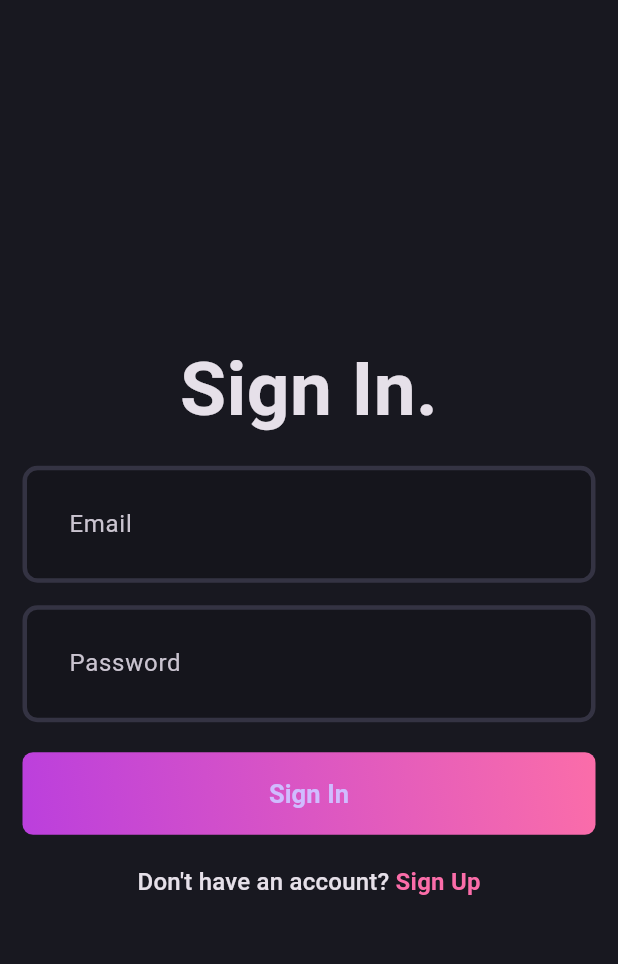
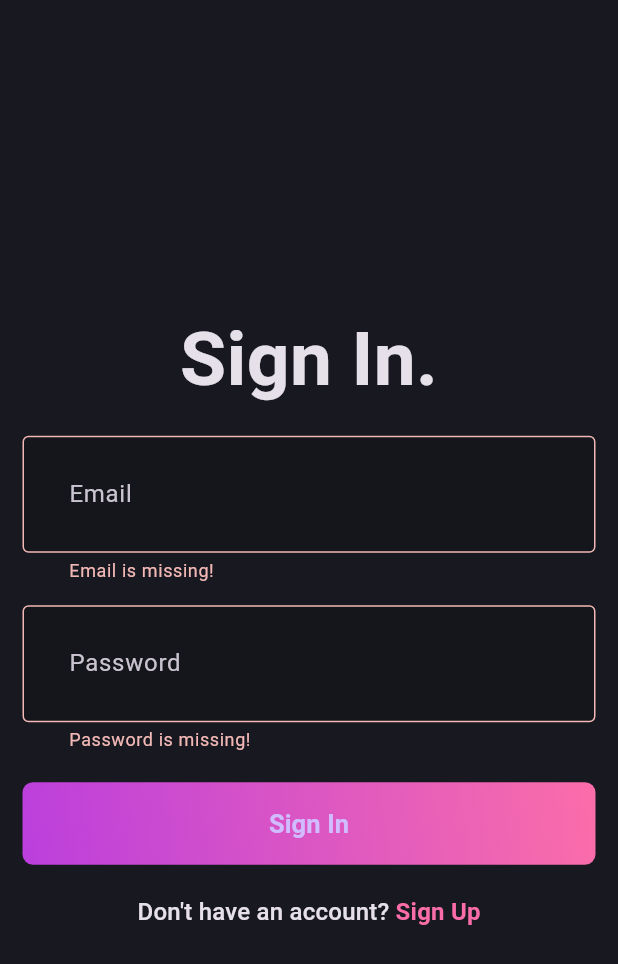
Before and after one commit to kushaalchallani/blogapp, a Flutter app: the screen it shows after launch, after a tap on "Sign In", on a phone screen of 412 x 824 dp. Shown: the top 964 px of the screen. Run offline on Flutter 3.47's test engine with Material 3 defaults, Android fonts, the phone set to English and light mode, and no system bars; our stand-ins replace flutter_bloc, fpdart, get_it, supabase_flutter; accounts and stored records are empty.

Commit message:
[Added] User login function

```diff
--- /dev/null
+++ b/lib/features/auth/domain/usecases/user_login.dart
@@ -0,0 +1,23 @@
+import 'package:blogapp/core/error/failures.dart';
+import 'package:blogapp/core/usercase/usecase.dart';
+import 'package:blogapp/features/auth/domain/entities/user.dart';
+import 'package:blogapp/features/auth/domain/repository/auth_repository.dart';
+import "package:fpdart/fpdart.dart";
+
+class UserLogin implements Usecase<User, UserLoginParams> {
+  final AuthRepository authRepository;
+  const UserLogin(this.authRepository);
+  @override
+  Future<Either<Failure, User>> call(UserLoginParams params) async {
+    return await authRepository.loginWithEmailPassword(
+      email: params.email,
+      password: params.password,
+    );
+  }
+}
+
+class UserLoginParams {
+  final String email;
+  final String password;
+  UserLoginParams({required this.email, required this.password});
+}
--- a/lib/features/auth/presentation/bloc/auth_bloc.dart
+++ b/lib/features/auth/presentation/bloc/auth_bloc.dart
@@ -1,4 +1,5 @@
 import 'package:blogapp/features/auth/domain/entities/user.dart';
+import 'package:blogapp/features/auth/domain/usecases/user_login.dart';
 import 'package:blogapp/features/auth/domain/usecases/user_sign_up.dart';
 import 'package:flutter/material.dart';
 import 'package:flutter_bloc/flutter_bloc.dart';
@@ -8,11 +9,17 @@ part 'auth_state.dart';
 
 class AuthBloc extends Bloc<AuthEvent, AuthState> {
   final UserSignUp _userSignUp;
+  final UserLogin _userLogin;
 
-  AuthBloc({required UserSignUp userSignUp})
+  AuthBloc({required UserSignUp userSignUp, required UserLogin userLogin})
     : _userSignUp = userSignUp,
+      _userLogin = userLogin,
       super(AuthInitial()) {
-    on<AuthSignUp>((event, emit) async {
+    on<AuthSignUp>(_onAuthSignUp);
+    on<AuthLogin>(_onAuthLogin);
+  }
+
+  void _onAuthSignUp(AuthSignUp event, Emitter<AuthState> emit) async {
     emit(AuthLoading());
     final res = await _userSignUp(
       UserSignUpParams(
@@ -26,6 +33,15 @@ class AuthBloc extends Bloc<AuthEvent, AuthState> {
       (failure) => emit(AuthFailure(failure.message)),
       (user) => emit(AuthSuccess(user)),
     );
-    });
+  }
+
+  void _onAuthLogin(AuthLogin event, Emitter<AuthState> emit) async {
+    emit(AuthLoading());
+
+    final res = await _userLogin(
+      UserLoginParams(email: event.email, password: event.password),
+    );
+
+    res.fold((l) => emit(AuthFailure(l.message)), (r) => emit(AuthSuccess(r)));
   }
 }
--- a/lib/features/auth/presentation/bloc/auth_event.dart
+++ b/lib/features/auth/presentation/bloc/auth_event.dart
@@ -10,3 +10,10 @@ final class AuthSignUp extends AuthEvent {
 
   AuthSignUp({required this.email, required this.password, required this.name});
 }
+
+final class AuthLogin extends AuthEvent {
+  final String email;
+  final String password;
+
+  AuthLogin({required this.email, required this.password});
+}
--- a/lib/features/auth/presentation/pages/login_page.dart
+++ b/lib/features/auth/presentation/pages/login_page.dart
@@ -1,8 +1,12 @@
+import 'package:blogapp/core/common/loader.dart';
 import 'package:blogapp/core/theme/app_pallete.dart';
+import 'package:blogapp/core/utils/show_snackbar.dart';
+import 'package:blogapp/features/auth/presentation/bloc/auth_bloc.dart';
 import 'package:blogapp/features/auth/presentation/pages/signup_page.dart';
 import 'package:blogapp/features/auth/presentation/widgets/auth_field.dart';
 import 'package:blogapp/features/auth/presentation/widgets/auth_gradient_button.dart';
 import 'package:flutter/material.dart';
+import 'package:flutter_bloc/flutter_bloc.dart';
 
 class LoginPage extends StatefulWidget {
   static route() => MaterialPageRoute(builder: (context) => const LoginPage());
@@ -29,6 +33,19 @@ class _LoginPageState extends State<LoginPage> {
     return Scaffold(
       body: Padding(
         padding: const EdgeInsets.all(15),
+        child: BlocConsumer<AuthBloc, AuthState>(
+          listener: (context, state) {
+            if (state is AuthFailure) {
+              showSnackbar(context, state.message);
+            }
+          },
+          builder: (context, state) {
+            if (state is AuthLoading) {
+              return const Loader();
+            }
+            return Center(
+              child: SafeArea(
+                child: SingleChildScrollView(
                   child: Form(
                     key: formKey,
                     child: Column(
@@ -36,10 +53,16 @@ class _LoginPageState extends State<LoginPage> {
                       children: [
                         const Text(
                           "Sign In.",
-                style: TextStyle(fontSize: 50, fontWeight: FontWeight.bold),
+                          style: TextStyle(
+                            fontSize: 50,
+                            fontWeight: FontWeight.bold,
+                          ),
                         ),
                         const SizedBox(height: 15),
-              AuthField(hintText: "Email", controller: emailController),
+                        AuthField(
+                          hintText: "Email",
+                          controller: emailController,
+                        ),
                         const SizedBox(height: 15),
                         AuthField(
                           hintText: "Password",
@@ -47,7 +70,19 @@ class _LoginPageState extends State<LoginPage> {
                           isObscureText: true,
                         ),
                         const SizedBox(height: 20),
-              AuthGradientButton(buttonText: "Sign In", onPressed: () {}),
+                        AuthGradientButton(
+                          buttonText: "Sign In",
+                          onPressed: () {
+                            if (formKey.currentState!.validate()) {
+                              context.read<AuthBloc>().add(
+                                AuthLogin(
+                                  email: emailController.text.trim(),
+                                  password: passwordController.text,
+                                ),
+                              );
+                            }
+                          },
+                        ),
                         const SizedBox(height: 20),
                         GestureDetector(
                           onTap: () {
@@ -74,6 +109,11 @@ class _LoginPageState extends State<LoginPage> {
                     ),
                   ),
                 ),
+              ),
+            );
+          },
+        ),
+      ),
     );
   }
 }
--- a/lib/init_dependencies.dart
+++ b/lib/init_dependencies.dart
@@ -2,6 +2,7 @@ import 'package:blogapp/core/secrets/app_secrets.dart';
 import 'package:blogapp/features/auth/data/datasources/auth_remote_data_source.dart';
 import 'package:blogapp/features/auth/data/repositories/auth_repository_impl.dart';
 import 'package:blogapp/features/auth/domain/repository/auth_repository.dart';
+import 'package:blogapp/features/auth/domain/usecases/user_login.dart';
 import 'package:blogapp/features/auth/domain/usecases/user_sign_up.dart';
 import 'package:blogapp/features/auth/presentation/bloc/auth_bloc.dart';
 import 'package:get_it/get_it.dart';
@@ -28,8 +29,9 @@ void _initAuth() {
   );
 
   serviceLocator.registerFactory(() => UserSignUp(serviceLocator()));
+  serviceLocator.registerFactory(() => UserLogin(serviceLocator()));
 
   serviceLocator.registerLazySingleton(
-    () => AuthBloc(userSignUp: serviceLocator()),
+    () => AuthBloc(userSignUp: serviceLocator(), userLogin: serviceLocator()),
   );
 }
```
Also changed, not shown: lib/features/auth/data/datasources/auth_remote_data_source.dart (+13 -3 lines), lib/features/auth/data/repositories/auth_repository_impl.dart (+18 -6 lines), lib/features/auth/presentation/pages/signup_page.dart (+7 -2 lines). Lines whose indentation alone changed are shown as unchanged.
